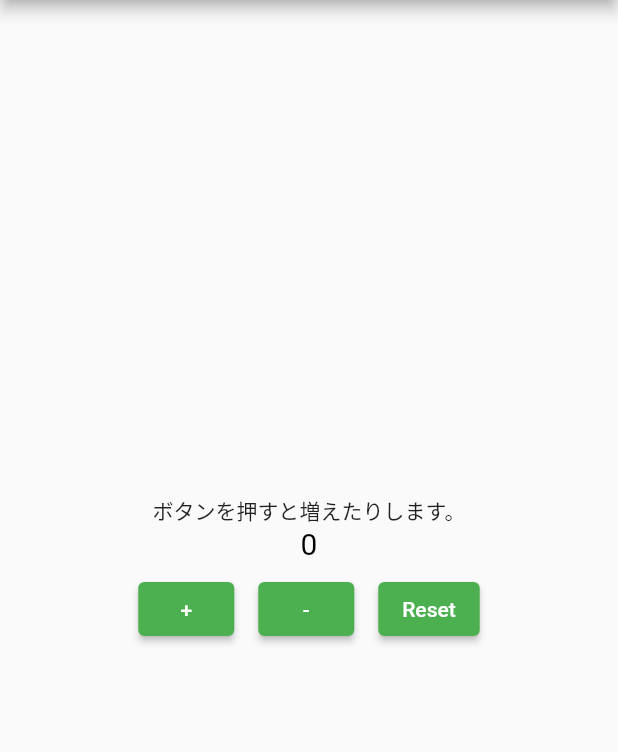
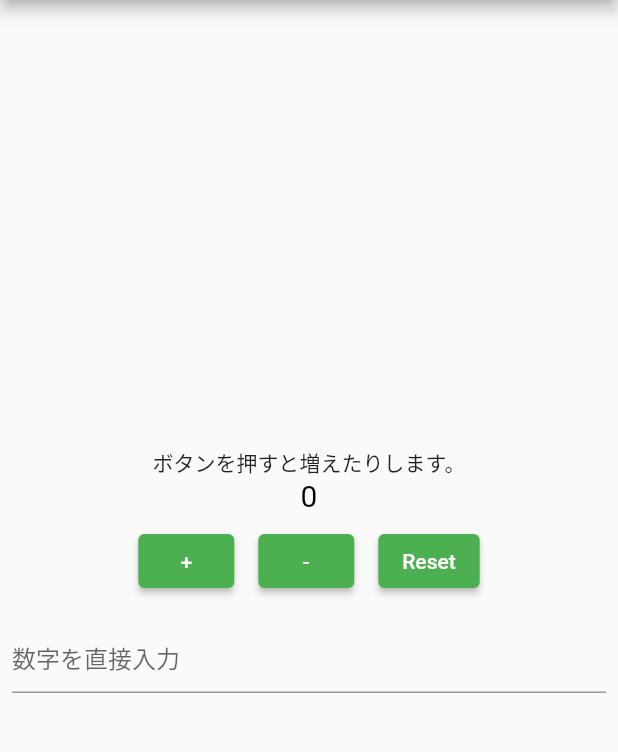
Before and after one commit to rimanem18/flutter_counter, a Flutter app: the screen it shows after launch, after a tap on "Reset", on a phone screen of 412 x 824 dp, the part 84-836 px from its top. Run offline on Flutter 3.47's test engine with Material 2 defaults, Android fonts, the phone set to English and light mode, and no system bars.

Commit message:
テキストフィールドから直接入力できる機能を追加

```diff
--- a/lib/main.dart
+++ b/lib/main.dart
@@ -34,34 +34,38 @@ class _MyHomePageState extends State<MyHomePage> {
   void _incrementCounter() {
     setState(() {
       _counter++;
-      if (_counter >= 0) {
-        _color = Colors.black;
-      } else {
-        _color = Colors.red;
-      }
     });
   }
 
   void _decrimentCounter() {
     setState(() {
       _counter--;
-      if (_counter >= 0) {
-        _color = Colors.black;
-      } else {
-        _color = Colors.red;
-      }
     });
   }
 
   void _resetCounter() {
     setState(() {
       _counter = 0;
-      _color = Colors.black;
+    });
+  }
+
+  void _assignCounter(String value) {
+    if (value == '') return;
+
+    setState(() {
+      _counter = int.parse(value);
     });
   }
 
   @override
   Widget build(BuildContext context) {
+    // リビルドのたびに数字を確認して色を変える
+    if (_counter >= 0) {
+      _color = Colors.black;
+    } else {
+      _color = Colors.red;
+    }
+
     return Scaffold(
       appBar: AppBar(
         title: Text(widget.title),
@@ -105,7 +109,19 @@ class _MyHomePageState extends State<MyHomePage> {
                   ),
                 ),
               ],
-            )
+            ),
+            Padding(
+              padding: const EdgeInsets.all(8.0),
+              child: TextField(
+                decoration: const InputDecoration(
+                  hintText: '数字を直接入力',
+                ),
+                keyboardType: TextInputType.number,
+                onChanged: (value) {
+                  _assignCounter(value);
+                },
+              ),
+            ),
           ],
         ),
       ),
```
